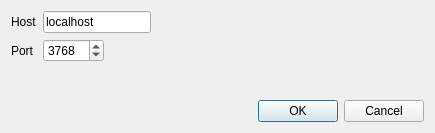
The window that src/plugins/debugger/attachtoqmlportdialog.ui (qt-creator/qt-creator) describes before a commit, drawn with Qt 5.
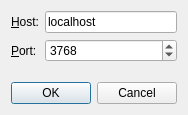
The same window after the commit.

Commit message:
Debugger: Re-layout "Attach to QML Port" dialog
Use colons after labels. Also, resize the input fields.

Sanity-Review: Qt Sanity Bot <qt_sanity_bot@ovi.com>

Diff of the .ui file:
```diff
--- a/src/plugins/debugger/attachtoqmlportdialog.ui
+++ b/src/plugins/debugger/attachtoqmlportdialog.ui
@@ -6,8 +6,8 @@
    <rect>
     <x>0</x>
     <y>0</y>
-    <width>435</width>
-    <height>133</height>
+    <width>185</width>
+    <height>115</height>
    </rect>
   </property>
   <property name="windowTitle">
@@ -17,12 +17,12 @@
    <item>
     <layout class="QFormLayout" name="formLayout">
      <property name="fieldGrowthPolicy">
-      <enum>QFormLayout::FieldsStayAtSizeHint</enum>
+      <enum>QFormLayout::AllNonFixedFieldsGrow</enum>
      </property>
      <item row="0" column="0">
       <widget class="QLabel" name="hostLabel">
        <property name="text">
-        <string>Host</string>
+        <string>&amp;Host:</string>
        </property>
        <property name="buddy">
         <cstring>hostLineEdit</cstring>
@@ -39,7 +39,10 @@
      <item row="1" column="0">
       <widget class="QLabel" name="portLabel">
        <property name="text">
-        <string>Port</string>
+        <string>&amp;Port:</string>
+       </property>
+       <property name="buddy">
+        <cstring>portSpinBox</cstring>
        </property>
       </widget>
      </item>
```
